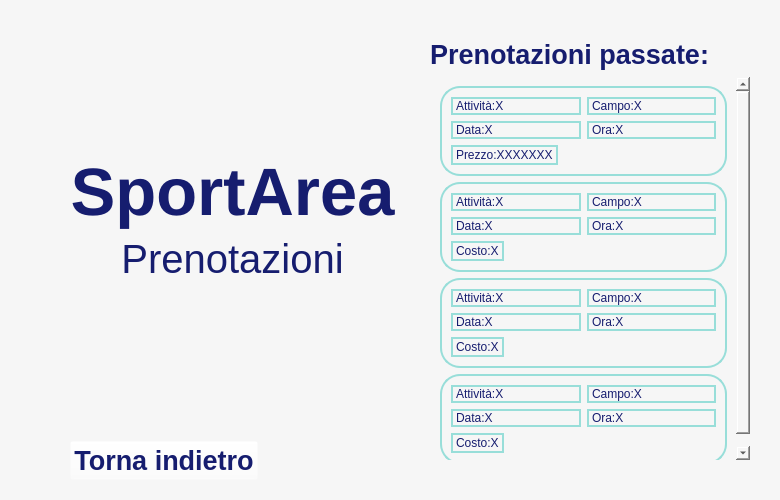
Qt form UI/SportArea-PrenotazioniPassate.ui (NicolaB01/SportArea) before a commit.
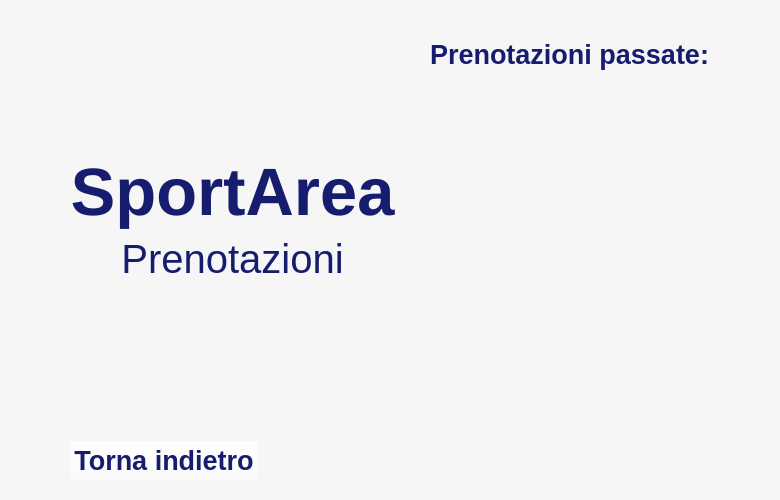
The same form after that commit. Icons and pictures are not drawn.

Diff of the .ui file:
```diff
--- a/UI/SportArea-PrenotazioniPassate.ui
+++ b/UI/SportArea-PrenotazioniPassate.ui
@@ -351,384 +351,11 @@
                   <rect>
                    <x>0</x>
                    <y>0</y>
-                   <width>300</width>
-                   <height>528</height>
+                   <width>315</width>
+                   <height>355</height>
                   </rect>
                  </property>
-                 <layout class="QVBoxLayout" name="verticalLayout_11">
-                  <item>
-                   <widget class="QFrame" name="prenotazionePassata">
-                    <property name="styleSheet">
-                     <string notr="true">border:2px solid rgb(152, 222, 217);
-background-color: rgba(255, 255, 255, 0);
-border-radius:20px;</string>
-                    </property>
-                    <property name="frameShape">
-                     <enum>QFrame::StyledPanel</enum>
-                    </property>
-                    <property name="frameShadow">
-                     <enum>QFrame::Raised</enum>
-                    </property>
-                    <layout class="QVBoxLayout" name="verticalLayout_2">
-                     <item>
-                      <layout class="QHBoxLayout" name="horizontalLayout">
-                       <item>
-                        <widget class="QLabel" name="label_attivita">
-                         <property name="styleSheet">
-                          <string notr="true">color:rgb(22, 29, 111)
-</string>
-                         </property>
-                         <property name="text">
-                          <string>Attività:X</string>
-                         </property>
-                        </widget>
-                       </item>
-                       <item>
-                        <widget class="QLabel" name="label_campo">
-                         <property name="styleSheet">
-                          <string notr="true">color:rgb(22, 29, 111)</string>
-                         </property>
-                         <property name="text">
-                          <string>Campo:X</string>
-                         </property>
-                        </widget>
-                       </item>
-                      </layout>
-                     </item>
-                     <item>
-                      <layout class="QHBoxLayout" name="horizontalLayout_2">
-                       <item>
-                        <widget class="QLabel" name="label_data">
-                         <property name="styleSheet">
-                          <string notr="true">color:rgb(22, 29, 111)</string>
-                         </property>
-                         <property name="text">
-                          <string>Data:X</string>
-                         </property>
-                        </widget>
-                       </item>
-                       <item>
-                        <widget class="QLabel" name="label_ora">
-                         <property name="styleSheet">
-                          <string notr="true">color:rgb(22, 29, 111)</string>
-                         </property>
-                         <property name="text">
-                          <string>Ora:X</string>
-                         </property>
-                        </widget>
-                       </item>
-                      </layout>
-                     </item>
-                     <item>
-                      <layout class="QHBoxLayout" name="horizontalLayout_21">
-                       <item>
-                        <widget class="QLabel" name="label_prezzo">
-                         <property name="styleSheet">
-                          <string notr="true">color:rgb(22, 29, 111)</string>
-                         </property>
-                         <property name="text">
-                          <string>Prezzo:XXXXXXX</string>
-                         </property>
-                        </widget>
-                       </item>
-                       <item>
-                        <spacer name="horizontalSpacer_3">
-                         <property name="orientation">
-                          <enum>Qt::Horizontal</enum>
-                         </property>
-                         <property name="sizeHint" stdset="0">
-                          <size>
-                           <width>40</width>
-                           <height>20</height>
-                          </size>
-                         </property>
-                        </spacer>
-                       </item>
-                      </layout>
-                     </item>
-                    </layout>
-                   </widget>
-                  </item>
-                  <item>
-                   <widget class="QFrame" name="frame_3">
-                    <property name="styleSheet">
-                     <string notr="true">border:2px solid rgb(152, 222, 217);
-background-color: rgba(255, 255, 255, 0);
-border-radius:20px;</string>
-                    </property>
-                    <property name="frameShape">
-                     <enum>QFrame::StyledPanel</enum>
-                    </property>
-                    <property name="frameShadow">
-                     <enum>QFrame::Raised</enum>
-                    </property>
-                    <layout class="QVBoxLayout" name="verticalLayout_9">
-                     <item>
-                      <layout class="QHBoxLayout" name="horizontalLayout_15">
-                       <item>
-                        <widget class="QLabel" name="label_40">
-                         <property name="styleSheet">
-                          <string notr="true">color:rgb(22, 29, 111)
-</string>
-                         </property>
-                         <property name="text">
-                          <string>Attività:X</string>
-                         </property>
-                        </widget>
-                       </item>
-                       <item>
-                        <widget class="QLabel" name="label_41">
-                         <property name="styleSheet">
-                          <string notr="true">color:rgb(22, 29, 111)</string>
-                         </property>
-                         <property name="text">
-                          <string>Campo:X</string>
-                         </property>
-                        </widget>
-                       </item>
-                      </layout>
-                     </item>
-                     <item>
-                      <layout class="QHBoxLayout" name="horizontalLayout_16">
-                       <item>
-                        <widget class="QLabel" name="label_42">
-                         <property name="styleSheet">
-                          <string notr="true">color:rgb(22, 29, 111)</string>
-                         </property>
-                         <property name="text">
-                          <string>Data:X</string>
-                         </property>
-                        </widget>
-                       </item>
-                       <item>
-                        <widget class="QLabel" name="label_43">
-                         <property name="styleSheet">
-                          <string notr="true">color:rgb(22, 29, 111)</string>
-                         </property>
-                         <property name="text">
-                          <string>Ora:X</string>
-                         </property>
-                        </widget>
-                       </item>
-                      </layout>
-                     </item>
-                     <item>
-                      <layout class="QHBoxLayout" name="horizontalLayout_23">
-                       <item>
-                        <widget class="QLabel" name="label_44">
-                         <property name="styleSheet">
-                          <string notr="true">color:rgb(22, 29, 111)</string>
-                         </property>
-                         <property name="text">
-                          <string>Costo:X</string>
-                         </property>
-                        </widget>
-                       </item>
-                       <item>
-                        <spacer name="horizontalSpacer_5">
-                         <property name="orientation">
-                          <enum>Qt::Horizontal</enum>
-                         </property>
-                         <property name="sizeHint" stdset="0">
-                          <size>
-                           <width>40</width>
-                           <height>20</height>
-                          </size>
-                         </property>
-                        </spacer>
-                       </item>
-                      </layout>
-                     </item>
-                    </layout>
-                   </widget>
-                  </item>
-                  <item>
-                   <widget class="QFrame" name="frame_4">
-                    <property name="styleSheet">
-                     <string notr="true">border:2px solid rgb(152, 222, 217);
-background-color: rgba(255, 255, 255, 0);
-border-radius:20px;</string>
-                    </property>
-                    <property name="frameShape">
-                     <enum>QFrame::StyledPanel</enum>
-                    </property>
-                    <property name="frameShadow">
-                     <enum>QFrame::Raised</enum>
-                    </property>
-                    <layout class="QVBoxLayout" name="verticalLayout_10">
-                     <item>
-                      <layout class="QHBoxLayout" name="horizontalLayout_17">
-                       <item>
-                        <widget class="QLabel" name="label_45">
-                         <property name="styleSheet">
-                          <string notr="true">color:rgb(22, 29, 111)
-</string>
-                         </property>
-                         <property name="text">
-                          <string>Attività:X</string>
-                         </property>
-                        </widget>
-                       </item>
-                       <item>
-                        <widget class="QLabel" name="label_46">
-                         <property name="styleSheet">
-                          <string notr="true">color:rgb(22, 29, 111)</string>
-                         </property>
-                         <property name="text">
-                          <string>Campo:X</string>
-                         </property>
-                        </widget>
-                       </item>
-                      </layout>
-                     </item>
-                     <item>
-                      <layout class="QHBoxLayout" name="horizontalLayout_18">
-                       <item>
-                        <widget class="QLabel" name="label_47">
-                         <property name="styleSheet">
-                          <string notr="true">color:rgb(22, 29, 111)</string>
-                         </property>
-                         <property name="text">
-                          <string>Data:X</string>
-                         </property>
-                        </widget>
-                       </item>
-                       <item>
-                        <widget class="QLabel" name="label_48">
-                         <property name="styleSheet">
-                          <string notr="true">color:rgb(22, 29, 111)</string>
-                         </property>
-                         <property name="text">
-                          <string>Ora:X</string>
-                         </property>
-                        </widget>
-                       </item>
-                      </layout>
-                     </item>
-                     <item>
-                      <layout class="QHBoxLayout" name="horizontalLayout_24">
-                       <item>
-                        <widget class="QLabel" name="label_49">
-                         <property name="styleSheet">
-                          <string notr="true">color:rgb(22, 29, 111)</string>
-                         </property>
-                         <property name="text">
-                          <string>Costo:X</string>
-                         </property>
-                        </widget>
-                       </item>
-                       <item>
-                        <spacer name="horizontalSpacer_6">
-                         <property name="orientation">
-                          <enum>Qt::Horizontal</enum>
-                         </property>
-                         <property name="sizeHint" stdset="0">
-                          <size>
-                           <width>40</width>
-                           <height>20</height>
-                          </size>
-                         </property>
-                        </spacer>
-                       </item>
-                      </layout>
-                     </item>
-                    </layout>
-                   </widget>
-                  </item>
-                  <item>
-                   <widget class="QFrame" name="frame_2">
-                    <property name="styleSheet">
-                     <string notr="true">border:2px solid rgb(152, 222, 217);
-background-color: rgba(255, 255, 255, 0);
-border-radius:20px;</string>
-                    </property>
-                    <property name="frameShape">
-                     <enum>QFrame::StyledPanel</enum>
-                    </property>
-                    <property name="frameShadow">
-                     <enum>QFrame::Raised</enum>
-                    </property>
-                    <layout class="QVBoxLayout" name="verticalLayout_8">
-                     <item>
-                      <layout class="QHBoxLayout" name="horizontalLayout_13">
-                       <item>
-                        <widget class="QLabel" name="label_35">
-                         <property name="styleSheet">
-                          <string notr="true">color:rgb(22, 29, 111)
-</string>
-                         </property>
-                         <property name="text">
-                          <string>Attività:X</string>
-                         </property>
-                        </widget>
-                       </item>
-                       <item>
-                        <widget class="QLabel" name="label_36">
-                         <property name="styleSheet">
-                          <string notr="true">color:rgb(22, 29, 111)</string>
-                         </property>
-                         <property name="text">
-                          <string>Campo:X</string>
-                         </property>
-                        </widget>
-                       </item>
-                      </layout>
-                     </item>
-                     <item>
-                      <layout class="QHBoxLayout" name="horizontalLayout_14">
-                       <item>
-                        <widget class="QLabel" name="label_37">
-                         <property name="styleSheet">
-                          <string notr="true">color:rgb(22, 29, 111)</string>
-                         </property>
-                         <property name="text">
-                          <string>Data:X</string>
-                         </property>
-                        </widget>
-                       </item>
-                       <item>
-                        <widget class="QLabel" name="label_38">
-                         <property name="styleSheet">
-                          <string notr="true">color:rgb(22, 29, 111)</string>
-                         </property>
-                         <property name="text">
-                          <string>Ora:X</string>
-                         </property>
-                        </widget>
-                       </item>
-                      </layout>
-                     </item>
-                     <item>
-                      <layout class="QHBoxLayout" name="horizontalLayout_22">
-                       <item>
-                        <widget class="QLabel" name="label_39">
-                         <property name="styleSheet">
-                          <string notr="true">color:rgb(22, 29, 111)</string>
-                         </property>
-                         <property name="text">
-                          <string>Costo:X</string>
-                         </property>
-                        </widget>
-                       </item>
-                       <item>
-                        <spacer name="horizontalSpacer_4">
-                         <property name="orientation">
-                          <enum>Qt::Horizontal</enum>
-                         </property>
-                         <property name="sizeHint" stdset="0">
-                          <size>
-                           <width>40</width>
-                           <height>20</height>
-                          </size>
-                         </property>
-                        </spacer>
-                       </item>
-                      </layout>
-                     </item>
-                    </layout>
-                   </widget>
-                  </item>
-                 </layout>
+                 <layout class="QVBoxLayout" name="verticalLayout_11"/>
                 </widget>
                </widget>
               </item>
```
